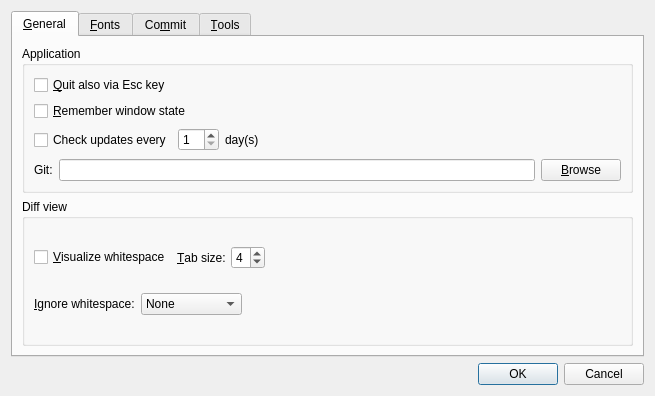
Qt form qgitc/preferences.ui (timxx/qgitc) before a commit.
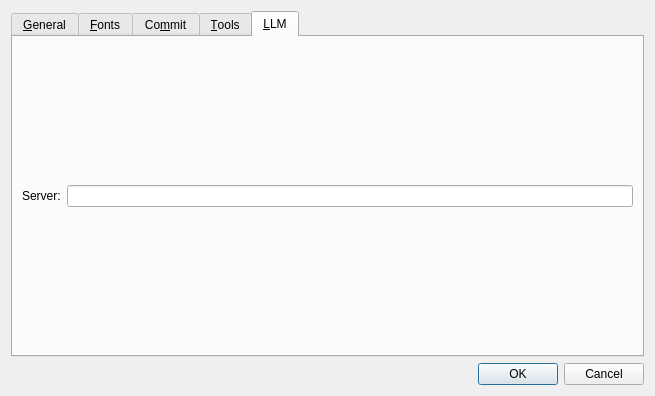
The same form after that commit. Custom widgets are drawn as their Qt base class.

Commit message: Add option to change the llm server url

What changed in the file:
```diff
--- a/qgitc/preferences.ui
+++ b/qgitc/preferences.ui
@@ -17,7 +17,7 @@
    <item>
     <widget class="QTabWidget" name="tabWidget">
      <property name="currentIndex">
-      <number>0</number>
+      <number>4</number>
      </property>
      <widget class="QWidget" name="tabGeneral">
       <attribute name="title">
@@ -791,6 +791,27 @@
        </item>
       </layout>
      </widget>
+     <widget class="QWidget" name="tabLLM">
+      <attribute name="title">
+       <string>&amp;LLM</string>
+      </attribute>
+      <layout class="QVBoxLayout" name="verticalLayout_12">
+       <item>
+        <layout class="QGridLayout" name="gridLayout_2">
+         <item row="1" column="0">
+          <widget class="QLabel" name="label_16">
+           <property name="text">
+            <string>Server:</string>
+           </property>
+          </widget>
+         </item>
+         <item row="1" column="1">
+          <widget class="QLineEdit" name="leServerUrl"/>
+         </item>
+        </layout>
+       </item>
+      </layout>
+     </widget>
     </widget>
    </item>
    <item>
```
The commit also changes 8 other files.
